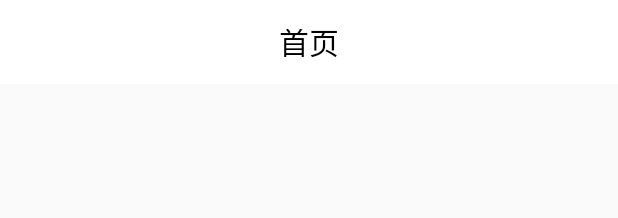
After one commit to joladu/NewStart, an Android app: the layout view_toolbar.xml on its own in the app's theme, with its tools: preview values and no code run, on a phone screen of 412 x 824 dp. The commit adds this screen. Shown: the top 218 px of the screen. Run offline under Robolectric (Android 15) with nearby library versions, the phone set to English and light mode, and no system bars.

Commit message:
8-21 com更新

```diff
--- a/onlineedu/build.gradle
+++ b/onlineedu/build.gradle
@@ -4,11 +4,9 @@ apply plugin: 'realm-android'
 android {
     compileSdkVersion 27
 
-
-
     defaultConfig {
         applicationId "com.jola.onlineedu"
-        minSdkVersion 21
+        minSdkVersion 19
         targetSdkVersion 27
         versionCode 1
         versionName "1.0"
--- a/onlineedu/src/main/AndroidManifest.xml
+++ b/onlineedu/src/main/AndroidManifest.xml
@@ -30,7 +30,8 @@
             </intent-filter>
         </activity>
 
-        <activity android:name=".ui.activity.MainActivity"/>
+        <activity android:name=".ui.activity.MainActivity"
+            />
 
         <activity android:name=".ui.activity.VideoViewActivity"/>
 
--- a/onlineedu/src/main/java/com/jola/onlineedu/base/BaseActivity.java
+++ b/onlineedu/src/main/java/com/jola/onlineedu/base/BaseActivity.java
@@ -89,4 +89,6 @@ public abstract class BaseActivity<T extends BasePresenter> extends SimpleActivi
     public void stateMain() {
 
     }
+
+
 }
--- a/onlineedu/src/main/java/com/jola/onlineedu/presenter/WelcomePresenter.java
+++ b/onlineedu/src/main/java/com/jola/onlineedu/presenter/WelcomePresenter.java
@@ -23,7 +23,7 @@ public class WelcomePresenter extends RxPresenter<WelcomeContract.View> implemen
 
     private static final String RES = "1080*1776";
 
-    private static final int COUNT_DOWN_TIME = 22000;
+    private static final int COUNT_DOWN_TIME = 2000;
 
     private DataManager mDataManager;
 
--- /dev/null
+++ b/onlineedu/src/main/res/layout/view_toolbar.xml
@@ -0,0 +1,23 @@
+<?xml version="1.0" encoding="utf-8"?>
+<android.support.v7.widget.Toolbar
+    xmlns:android="http://schemas.android.com/apk/res/android"
+    xmlns:app="http://schemas.android.com/apk/res-auto"
+    android:layout_width="match_parent"
+    android:layout_height="wrap_content"
+    android:minHeight="?attr/actionBarSize"
+    android:id="@+id/toolbar_view"
+    android:fitsSystemWindows="true"
+    android:background="@color/window_bg"
+    >
+    <TextView
+        android:id="@+id/title_toolbar_tv"
+        android:layout_width="wrap_content"
+        android:layout_height="wrap_content"
+        android:layout_gravity="center"
+        android:lines="1"
+        android:textColor="@color/title_text"
+        android:text="首页"
+        android:textSize="@dimen/title_text_size"
+        />
+
+</android.support.v7.widget.Toolbar>
--- a/onlineedu/src/main/res/values/colors.xml
+++ b/onlineedu/src/main/res/values/colors.xml
@@ -1,10 +1,16 @@
 <?xml version="1.0" encoding="utf-8"?>
 <resources>
-    <color name="colorPrimary">#3F51B5</color>
-    <color name="colorPrimaryDark">#303F9F</color>
-    <color name="colorAccent">#FF4081</color>
+    <color name="colorPrimary">#fff</color>
+    <color name="colorPrimaryDark">#fff</color>
+    <color name="colorAccent">#1C86EE</color>
+
+    <color name="window_bg">#fff</color>
+
+    <color name="title_text">#000</color>
 
     <color name="controller_bg_dark">#66000000</color>
     <color name="controller_bg_light">#00000000</color>
 
+    <color name="back_icon_gray">#969696</color>
+
 </resources>
--- /dev/null
+++ b/onlineedu/src/main/res/values/dimens.xml
@@ -0,0 +1,5 @@
+<?xml version="1.0" encoding="utf-8"?>
+<resources>
+
+    <dimen name="title_text_size">20sp</dimen>
+</resources>
--- a/onlineedu/src/main/res/values/styles.xml
+++ b/onlineedu/src/main/res/values/styles.xml
@@ -1,11 +1,24 @@
 <resources>
 
     <!-- Base application theme. -->
-    <style name="AppTheme" parent="Theme.AppCompat.Light.DarkActionBar">
+    <style name="AppTheme" parent="Theme.AppCompat.Light.NoActionBar">
         <!-- Customize your theme here. -->
         <item name="colorPrimary">@color/colorPrimary</item>
         <item name="colorPrimaryDark">@color/colorPrimaryDark</item>
         <item name="colorAccent">@color/colorAccent</item>
+
+        <!--沉浸式状态栏-->
+        <item name="android:windowIsTranslucent">true</item>
+        <item name="android:windowTranslucentStatus">true</item>
+
+        //ActionBarDrawerToggle设置颜色 ==》 返回键颜色
+        <item name="colorControlNormal">@color/back_icon_gray</item>
+
+    </style>
+
+    <style name="MainTheme" parent="AppTheme">
+        <item name="android:windowBackground">@color/window_bg</item>
+        <item name="android:windowIsTranslucent">false</item>
     </style>
 
 </resources>
```
Also changed, not shown: onlineedu/src/main/java/com/jola/onlineedu/base/SimpleActivity.java (+78 -0 lines), onlineedu/src/main/java/com/jola/onlineedu/ui/activity/MainActivity.java (+47 -5 lines), onlineedu/src/main/java/com/jola/onlineedu/util/CodeUtils.java (added, +154 -0 lines), onlineedu/src/main/res/layout/activity_main.xml (+7 -2 lines).
